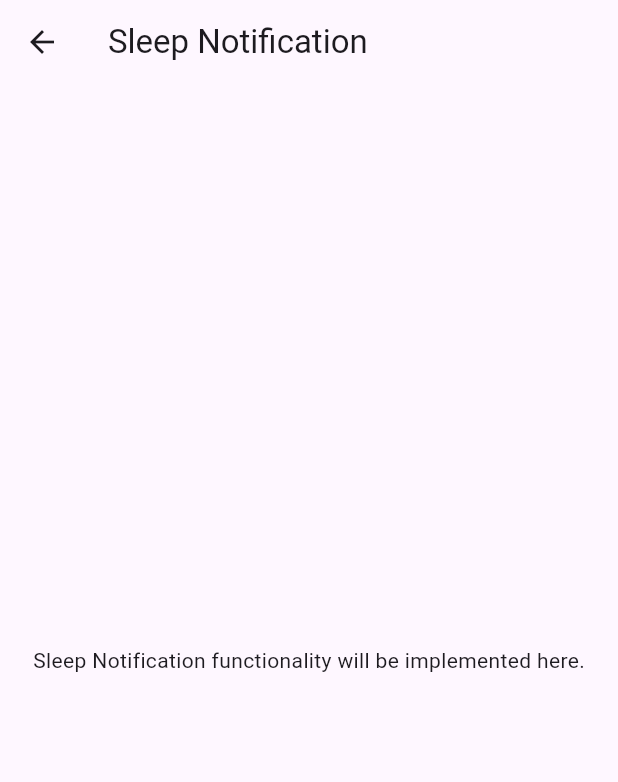
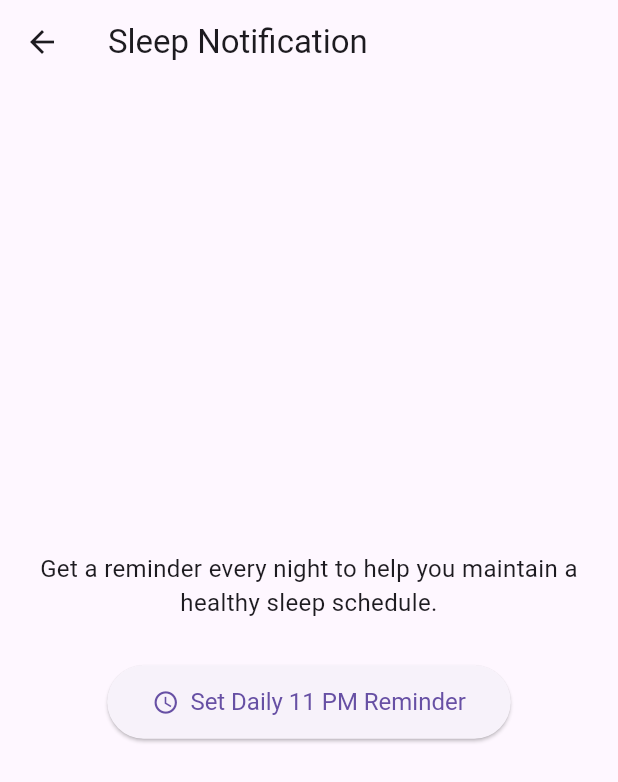
Before and after one commit to could-ai/019a168a-afdf-7f66-85f4-86bda2e9baee, a Flutter app: the SleepNotificationScreen screen opened directly, on a phone screen of 412 x 824 dp. Shown: the top 782 px of the screen. Run offline on Flutter 3.47's test engine with Material 3 defaults, Android fonts, the phone set to English and light mode, and no system bars; our stand-ins replace flutter_local_notifications, timezone.

Commit message:
I have updated the main.dart file to initialize the new NotificationService when the app starts. This ensures that the notification system is ready to schedule and receive alerts for both sleep and medicine reminders. I've also initialized the timezone package, which is essential for scheduling notifications accurately at specific times like 11 PM.; I've created a dedicated NotificationService to handle all notification-related logic. This new service encapsulates the setup and scheduling of local notifications, making the code cleaner and more maintainable. It includes methods to schedule the daily 11 PM sleep notification and to set custom medicine reminders 5 minutes before the user-selected time, as you requested. This centralized approach ensures consistent notification handling across the app.; I have updated the Sleep Notification screen to be more interactive and functional. It now features a button that allows you to schedule a daily notification for 11 PM with the message 'It is time to sleep.' Once the reminder is set, the button becomes disabled, and a confirmation message appears, providing clear feedback to the user. This implementation directly addresses your request for a scheduled sleep reminder.; I have completely revamped the Medicine Notification screen to allow users to set custom reminders. The screen now features a 'Set Medicine Time' button that opens a time picker. Once a time is selected, the app will schedule a notification to appear 5 minutes before the chosen time, as you specified. The selected time is also displayed on the screen, so the user has a clear confirmation of their reminder.; To enable notification functionality, I have added two essential packages to the project: `flutter_local_notifications` for managing the notifications themselves, and `timezone` to handle time-based scheduling accurately. These dependencies are crucial for implementing the sleep and medicine reminder features you requested.

```diff
--- a/usr/lib/screens/sleep_notification_screen.dart
+++ b/usr/lib/screens/sleep_notification_screen.dart
@@ -1,7 +1,29 @@
 import 'package:flutter/material.dart';
+import 'package:couldai_user_app/services/notification_service.dart';
 
-class SleepNotificationScreen extends StatelessWidget {
+class SleepNotificationScreen extends StatefulWidget {
   const SleepNotificationScreen({super.key});
+
+  @override
+  State<SleepNotificationScreen> createState() => _SleepNotificationScreenState();
+}
+
+class _SleepNotificationScreenState extends State<SleepNotificationScreen> {
+  bool _notificationScheduled = false;
+
+  void _scheduleNotification() {
+    NotificationService().scheduleDailySleepNotification();
+    setState(() {
+      _notificationScheduled = true;
+    });
+
+    ScaffoldMessenger.of(context).showSnackBar(
+      const SnackBar(
+        content: Text('Sleep notification scheduled for 11:00 PM daily!'),
+        duration: Duration(seconds: 3),
+      ),
+    );
+  }
 
   @override
   Widget build(BuildContext context) {
@@ -9,8 +31,33 @@ class SleepNotificationScreen extends StatelessWidget {
       appBar: AppBar(
         title: const Text('Sleep Notification'),
       ),
-      body: const Center(
-        child: Text('Sleep Notification functionality will be implemented here.'),
+      body: Center(
+        child: Column(
+          mainAxisAlignment: MainAxisAlignment.center,
+          children: [
+            const Text(
+              'Get a reminder every night to help you maintain a healthy sleep schedule.',
+              textAlign: TextAlign.center,
+              style: TextStyle(fontSize: 16),
+            ),
+            const SizedBox(height: 30),
+            ElevatedButton.icon(
+              icon: const Icon(Icons.schedule),
+              label: const Text('Set Daily 11 PM Reminder'),
+              onPressed: _notificationScheduled ? null : _scheduleNotification,
+              style: ElevatedButton.styleFrom(
+                padding: const EdgeInsets.symmetric(horizontal: 30, vertical: 15),
+                textStyle: const TextStyle(fontSize: 16),
+              ),
+            ),
+            const SizedBox(height: 20),
+            if (_notificationScheduled)
+              const Text(
+                'Reminder is set!',
+                style: TextStyle(fontSize: 16, color: Colors.green, fontWeight: FontWeight.bold),
+              ),
+          ],
+        ),
       ),
     );
   }
```
Also changed, not shown: usr/lib/main.dart (+6 -1 lines), usr/lib/screens/medicine_notification_screen.dart (+64 -3 lines), usr/lib/services/notification_service.dart (added, +106 -0 lines), usr/pubspec.yaml (+3 -70 lines).
